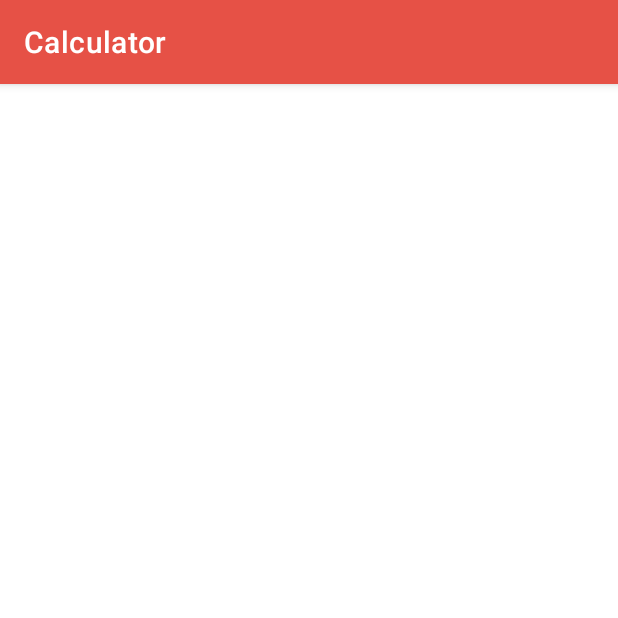
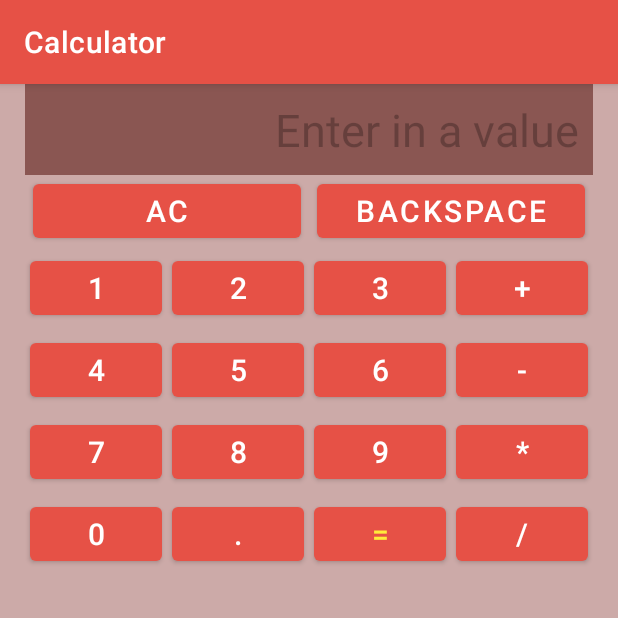
Before and after one commit to SergeyMatyushkin/Calculator1.01, an Android app: the screen it shows after launch (MainActivity), on a phone screen of 412 x 824 dp, the top half of it. Run offline under Robolectric (Android 15) with nearby library versions, the phone set to English and light mode, and no system bars.

Commit message:
сдача дз

```diff
--- a/app/src/main/java/com/example/calculator/MainActivity.java
+++ b/app/src/main/java/com/example/calculator/MainActivity.java
@@ -21,7 +21,7 @@ public class MainActivity extends AppCompatActivity {
 
         display = findViewById(R.id.Text_View_1);
         display.setShowSoftInputOnFocus(false);
-        //display.setEnabled(false);
+        display.setEnabled(false);
 
         display.setOnClickListener(v -> {
             if("Enter in a value".equals(display.getText().toString())){
--- /dev/null
+++ b/app/src/main/res/layout/calculator_main.xml
@@ -0,0 +1,220 @@
+<?xml version="1.0" encoding="utf-8"?>
+<ScrollView xmlns:android="http://schemas.android.com/apk/res/android"
+    xmlns:tools="http://schemas.android.com/tools"
+    android:layout_width="match_parent"
+    android:layout_height="match_parent"
+    xmlns:add="http://schemas.android.com/apk/res-auto"
+    xmlns:app="http://schemas.android.com/apk/res-auto"
+    android:layout_columnSpan="3"
+    android:background="@color/background_big"
+    android:gravity="center">
+
+<TableLayout
+    xmlns:android="http://schemas.android.com/apk/res/android"
+    xmlns:tools="http://schemas.android.com/tools"
+    android:layout_width="match_parent"
+    android:layout_height="wrap_content"
+    xmlns:add="http://schemas.android.com/apk/res-auto"
+    android:layout_columnSpan="3"
+    android:background="@color/background_big"
+    android:gravity="center">
+
+
+    <TableRow
+        android:layout_width="match_parent"
+        android:layout_height="match_parent"
+        android:gravity="center"
+        tools:ignore="ExtraText">
+
+
+            <EditText
+                android:id="@+id/Text_View_1"
+                android:layout_width="wrap_content"
+                android:layout_height="wrap_content"
+                android:gravity="end"
+                android:padding="@dimen/pading_1"
+                android:background="@color/background_smol"
+                android:text="@string/display"
+                android:layout_span="4"
+                android:autofillHints="false"
+                android:inputType="none"
+                android:textSize="@dimen/Text_Size"
+                android:textAlignment="textEnd"
+                tools:ignore="LabelFor"/>
+
+
+
+</TableRow>
+
+    <TableRow
+        android:layout_width="match_parent"
+        android:layout_height="match_parent"
+        android:gravity="center"
+        tools:ignore="ExtraText">
+
+        <com.google.android.material.button.MaterialButton
+            android:id="@+id/button_AC"
+            android:layout_width="wrap_content"
+            android:layout_height="wrap_content"
+            android:layout_marginHorizontal="5dp"
+            android:layout_span="2"
+            android:onClick="button_AC"
+            android:text="@string/_AC"
+            android:textSize="@dimen/button_text" />
+
+        <com.google.android.material.button.MaterialButton
+            android:id="@+id/button_backspace"
+            android:layout_width="wrap_content"
+            android:layout_height="wrap_content"
+            android:layout_marginHorizontal="5dp"
+            android:layout_span="2"
+            android:onClick="button_backspace"
+            android:text="@string/_backspace"
+            android:textSize="@dimen/button_text" />
+    </TableRow>
+
+
+    <TableRow
+        android:layout_width="match_parent"
+        android:layout_height="match_parent"
+        android:gravity="center"
+        tools:ignore="ExtraText">
+
+        <com.google.android.material.button.MaterialButton
+            android:id="@+id/button_1"
+            android:onClick="button_1"
+            android:text="@string/_1"
+            android:layout_margin="@dimen/enter_margin"
+            style="@style/buton_style" />
+
+        <com.google.android.material.button.MaterialButton
+            android:id="@+id/button_2"
+            android:onClick="button_2"
+            android:text="@string/_2"
+            android:layout_margin="@dimen/enter_margin"
+            style="@style/buton_style" />
+
+        <com.google.android.material.button.MaterialButton
+            android:id="@+id/button_3"
+            android:onClick="button_3"
+            android:text="@string/_3"
+            android:layout_margin="@dimen/enter_margin"
+            style="@style/buton_style" />
+
+        <com.google.android.material.button.MaterialButton
+            android:id="@+id/button_investments"
+            android:onClick="button_investments"
+            android:text="@string/_investments"
+            android:layout_margin="@dimen/enter_margin"
+            style="@style/buton_style" />
+
+    </TableRow>
+
+    <TableRow
+        android:layout_width="match_parent"
+        android:layout_height="match_parent"
+        android:gravity="center">
+
+        <com.google.android.material.button.MaterialButton
+            android:id="@+id/button_4"
+            android:onClick="button_4"
+            android:text="@string/_4"
+            android:layout_margin="@dimen/enter_margin"
+            style="@style/buton_style" />
+
+        <com.google.android.material.button.MaterialButton
+            android:id="@+id/button_5"
+            android:onClick="button_5"
+            android:text="@string/_5"
+            android:layout_margin="@dimen/enter_margin"
+            style="@style/buton_style" />
+
+        <com.google.android.material.button.MaterialButton
+            android:id="@+id/button_6"
+            android:onClick="button_6"
+            android:text="@string/_6"
+            android:layout_margin="@dimen/enter_margin"
+            style="@style/buton_style" />
+
+        <com.google.android.material.button.MaterialButton
+            android:id="@+id/button_subtraction"
+            android:onClick="button_subtraction"
+            android:text="@string/_subtraction"
+            tools:ignore="DuplicateIds"
+            android:layout_margin="@dimen/enter_margin"
+            style="@style/buton_style" />
+
+    </TableRow>
+
+    <TableRow
+        android:layout_width="match_parent"
+        android:layout_height="match_parent"
+        android:gravity="center"
+        android:orientation="vertical">
+
+        <com.google.android.material.button.MaterialButton
+            android:id="@+id/button_7"
+            android:onClick="button_7"
+            android:text="@string/_7"
+            android:layout_margin="@dimen/enter_margin"
+            style="@style/buton_style" />
+
+        <com.google.android.material.button.MaterialButton
+            android:id="@+id/button_8"
+            android:onClick="button_8"
+            android:text="@string/_8"
+            android:layout_margin="@dimen/enter_margin"
+            style="@style/buton_style" />
+
+        <com.google.android.material.button.MaterialButton
+            android:id="@+id/button_9"
+            android:onClick="button_9"
+            android:text="@string/_9"
+            android:layout_margin="@dimen/enter_margin"
+            style="@style/buton_style" />
+
+        <com.google.android.material.button.MaterialButton
+            android:id="@+id/button_multiplication"
+            android:onClick="button_multiplication"
+            android:text="@string/_multiplication"
+            android:layout_margin="@dimen/enter_margin"
+            style="@style/buton_style" />
+    </TableRow>
+
+    <TableRow
+        android:layout_width="match_parent"
+        android:layout_height="match_parent"
+        android:gravity="center">
+
+        <com.google.android.material.button.MaterialButton
+            android:id="@+id/button_0"
+            android:onClick="button_0"
+            android:text="@string/_0"
+            android:layout_margin="@dimen/enter_margin"
+            style="@style/buton_style" />
+
+        <com.google.android.material.button.MaterialButton
+            android:id="@+id/button_point"
+            android:onClick="button_point"
+            android:text="@string/_point"
+            tools:ignore="ButtonStyle"
+            android:layout_margin="@dimen/enter_margin"
+            style="@style/buton_style" />
+
+        <com.google.android.material.button.MaterialButton
+            android:id="@+id/button_equals"
+            android:onClick="button_equals"
+            android:text="@string/_equals"
+            android:layout_margin="@dimen/enter_margin"
+            style="@style/action_buton_style" />
+
+        <com.google.android.material.button.MaterialButton
+            android:id="@+id/button_division"
+            android:onClick="button_division"
+            android:text="@string/_division"
+            style="@style/buton_style" />
+    </TableRow>
+
+
+</TableLayout>
+    </ScrollView>
```
